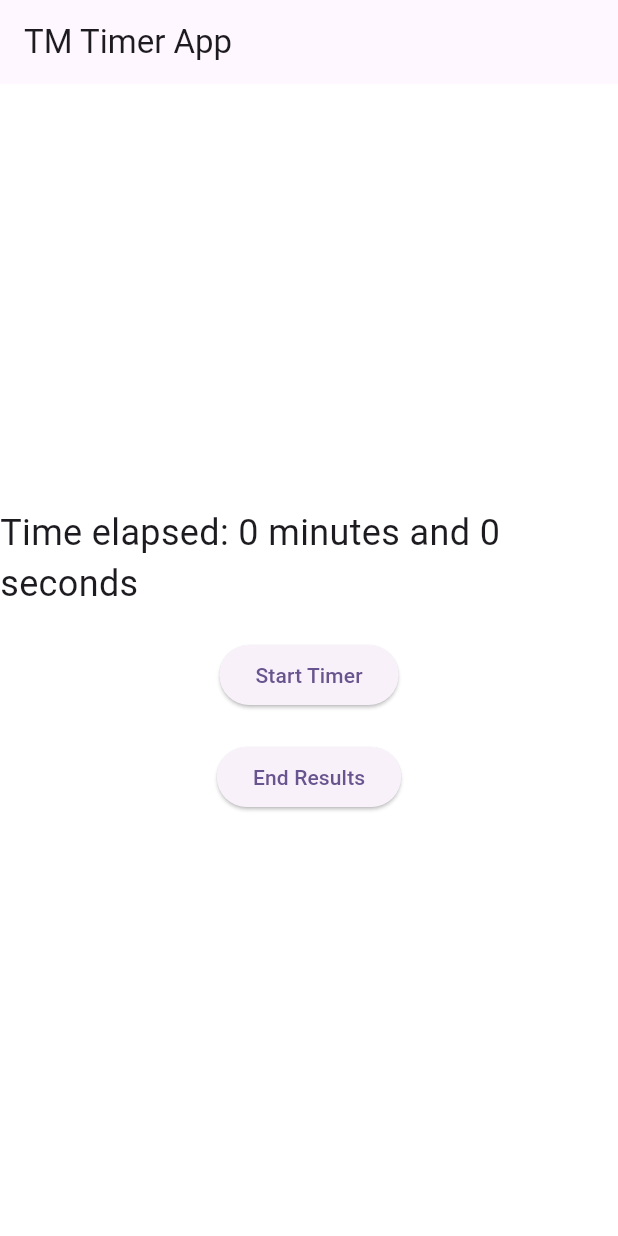
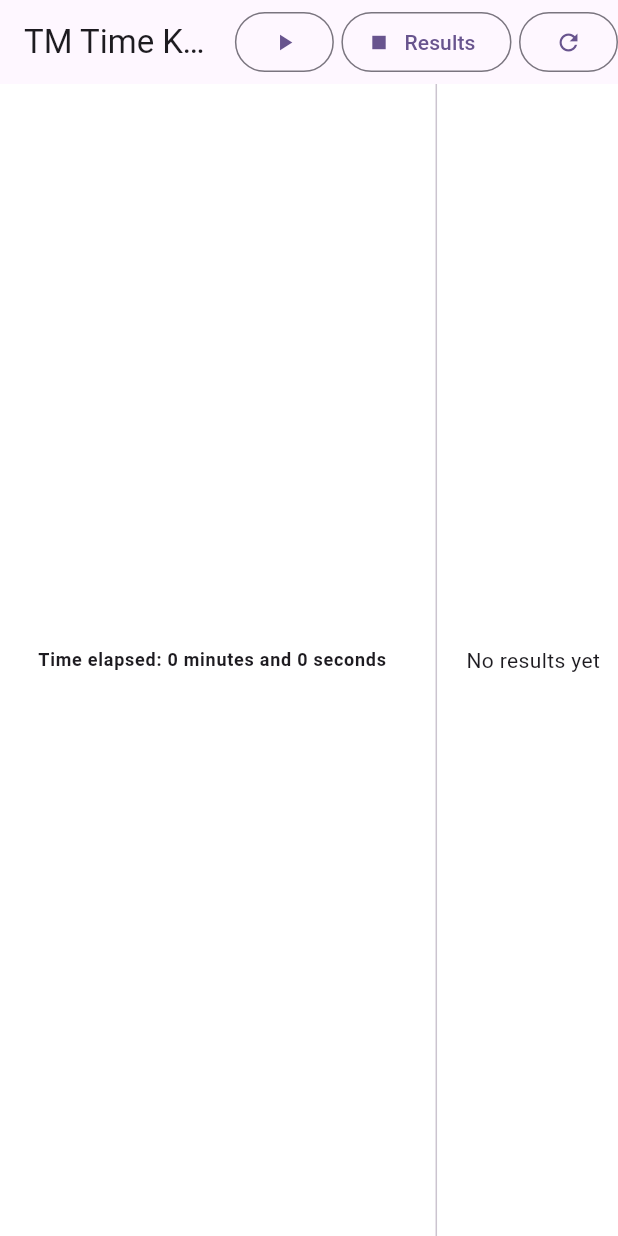
Before and after one commit to tagasimon/TM_Timer, a Flutter app: the screen it shows after launch, on a phone screen of 412 x 824 dp. Run offline on Flutter 3.47's test engine with Material 3 defaults, Android fonts, the phone set to English and light mode, and no system bars.

Commit message:
added split screen for the results

```diff
--- a/lib/home_screen2.dart
+++ b/lib/home_screen2.dart
@@ -1,6 +1,7 @@
 import 'dart:async';
 
 import 'package:flutter/material.dart';
+import 'package:tm_timer/widgets/results_widget.dart';
 
 class HomeScreen2 extends StatefulWidget {
   const HomeScreen2({super.key});
@@ -10,6 +11,11 @@ class HomeScreen2 extends StatefulWidget {
 }
 
 class HomeScreen2State extends State<HomeScreen2> {
+  final minsController = TextEditingController();
+  final speakerNameController = TextEditingController();
+  String? speakerName;
+  int speaker = 1;
+  final List<String> _list = [];
   int _totalTime = 0; // Duration in minutes to manipulate colors
   int _currentTime = 0; // Current time in seconds
   Timer? _timer;
@@ -57,8 +63,10 @@ class HomeScreen2State extends State<HomeScreen2> {
       builder: (BuildContext context) {
         return AlertDialog(
           title: const Text("Summary"),
-          content: Text("Time elapsed: $minutes minutes and $seconds seconds"),
-          actions: <Widget>[
+          content: Text(
+            "Time elapsed: $minutes minutes and $seconds seconds",
+          ),
+          actions: [
             TextButton(
               child: const Text("OK"),
               onPressed: () {
@@ -69,6 +77,9 @@ class HomeScreen2State extends State<HomeScreen2> {
         );
       },
     );
+    setState(() {});
+    _list.add(
+        "${speakerNameController.text}: $minutes minutes and $seconds seconds");
   }
 
   @override
@@ -82,33 +93,35 @@ class HomeScreen2State extends State<HomeScreen2> {
     return Scaffold(
       backgroundColor: _backgroundColor,
       appBar: AppBar(
-        title: const Text('TM Timer App'),
-      ),
-      body: Container(
-        color: _backgroundColor,
-        child: Center(
-          child: Column(
-            mainAxisAlignment: MainAxisAlignment.center,
-            children: <Widget>[
-              Text(
-                'Time elapsed: ${_currentTime ~/ 60} minutes and ${_currentTime % 60} seconds',
-                style: const TextStyle(fontSize: 24),
-              ),
-              const SizedBox(height: 20),
-              ElevatedButton(
+        title: const Text('TM Time Keeper'),
+        centerTitle: true,
+        actions: [
+          OutlinedButton(
             onPressed: () async {
               final int? mins = await showDialog<int>(
                 context: context,
                 builder: (context) {
-                      final controller = TextEditingController();
                   return AlertDialog(
-                        title: const Text("Enter duration in minutes"),
-                        content: TextFormField(
-                          controller: controller,
+                    title: const Text(
+                        "Enter duration in minutes and speaker name"),
+                    content: Column(
+                      mainAxisSize: MainAxisSize.min,
+                      children: [
+                        TextFormField(
+                          controller: speakerNameController,
+                          keyboardType: TextInputType.text,
+                          decoration: const InputDecoration(
+                            hintText: "Enter Speaker Name",
+                          ),
+                        ),
+                        TextFormField(
+                          controller: minsController,
                           keyboardType: TextInputType.number,
                           decoration: const InputDecoration(
                             hintText: "Enter duration in minutes",
                           ),
+                        ),
+                      ],
                     ),
                     actions: [
                       TextButton(
@@ -119,7 +132,7 @@ class HomeScreen2State extends State<HomeScreen2> {
                       ),
                       TextButton(
                         onPressed: () {
-                              final int? mins = int.tryParse(controller.text);
+                          final int? mins = int.tryParse(minsController.text);
                           Navigator.of(context).pop(mins);
                         },
                         child: const Text("OK"),
@@ -132,17 +145,78 @@ class HomeScreen2State extends State<HomeScreen2> {
               _totalTime = mins;
               _startTimer();
             },
-                child: const Text('Start Timer'),
+            child: const Icon(Icons.play_arrow),
           ),
-              const SizedBox(height: 20),
-              ElevatedButton(
+          const SizedBox(width: 5),
+          OutlinedButton.icon(
             onPressed: _stopTimerAndShowSummary,
-                child: const Text('End Results'),
+            icon: const Icon(Icons.stop),
+            label: const Text("Results"),
+          ),
+          // add a reset button here
+          const SizedBox(width: 5),
+          OutlinedButton(
+            onPressed: () {
+              if (_timer != null) {
+                _timer!.cancel();
+              }
+              setState(() {
+                _currentTime = 0;
+                _backgroundColor = Colors.white;
+              });
+            },
+            child: const Icon(Icons.refresh),
+          ),
+        ],
+      ),
+      body: Row(
+        children: [
+          Expanded(
+            flex: 5,
+            child: Center(
+              child: Column(
+                mainAxisAlignment: MainAxisAlignment.center,
+                children: <Widget>[
+                  Text(
+                    'Time elapsed: ${_currentTime ~/ 60} minutes and ${_currentTime % 60} seconds',
+                    style: Theme.of(context)
+                        .textTheme
+                        .labelMedium!
+                        .copyWith(fontWeight: FontWeight.bold),
                   ),
                 ],
               ),
             ),
           ),
+          const VerticalDivider(),
+          Expanded(
+            flex: 2,
+            child: _list.isEmpty
+                ? const Center(child: Text("No results yet"))
+                : ListView.builder(
+                    itemCount: _list.length,
+                    itemBuilder: (context, index) {
+                      return Card(
+                        child: ListTile(
+                          title: Text(_list[index]),
+                          trailing: IconButton(
+                            icon: const Icon(
+                              Icons.delete,
+                              color: Colors.red,
+                            ),
+                            onPressed: () {
+                              setState(() {
+                                _list.removeAt(index);
+                              });
+                            },
+                          ),
+                        ),
+                      );
+                    },
+                  ),
+          )
+        ],
+      ),
     );
   }
 }
--- a/lib/main.dart
+++ b/lib/main.dart
@@ -1,5 +1,4 @@
 import 'package:flutter/material.dart';
-import 'package:tm_timer/home_screen.dart';
 import 'package:tm_timer/home_screen2.dart';
 
 void main() {
@@ -18,7 +17,7 @@ class MyApp extends StatelessWidget {
         colorScheme: ColorScheme.fromSeed(seedColor: Colors.deepPurple),
         useMaterial3: true,
       ),
-      home: HomeScreen2(),
+      home: const HomeScreen2(),
     );
   }
 }
```
Also changed, not shown: lib/home_screen.dart (+27 -21 lines), lib/widgets/results_widget.dart (added, +13 -0 lines). Lines whose indentation alone changed are shown as unchanged.
